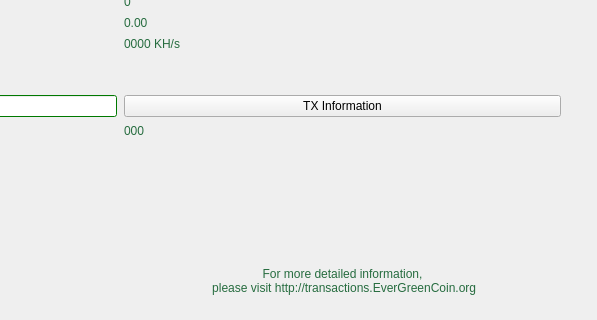
EverGreenCoinDev/EverGreenCoin, file src/qt/forms/blockbrowser.ui: the form before one commit; both pictures show x 341 to 938 and y 179 to 499 of the 938 by 499 pixel window.
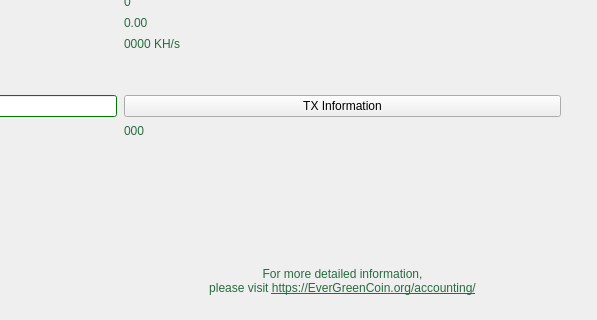
The form after the commit.

Patch:
```diff
--- a/src/qt/forms/blockbrowser.ui
+++ b/src/qt/forms/blockbrowser.ui
@@ -1578,8 +1578,10 @@
 </string>
          </property>
          <property name="text">
-          <string>For more detailed information,
- please visit http://transactions.EverGreenCoin.org</string>
+          <string>&lt;html&gt;&lt;head/&gt;&lt;body&gt;&lt;p&gt;For more detailed information,&lt;br/&gt;please visit &lt;a href=&quot;https://EverGreenCoin.org/accounting/&quot;&gt;&lt;span style=&quot; text-decoration: underline; color:#266c3f;&quot;&gt;https://EverGreenCoin.org/accounting/&lt;/span&gt;&lt;/a&gt;&lt;/p&gt;&lt;/body&gt;&lt;/html&gt;</string>
+         </property>
+         <property name="textFormat">
+          <enum>Qt::RichText</enum>
          </property>
          <property name="alignment">
           <set>Qt::AlignCenter</set>
```
Left out of the diff: 3 changed lines with no effect on the pictures.
